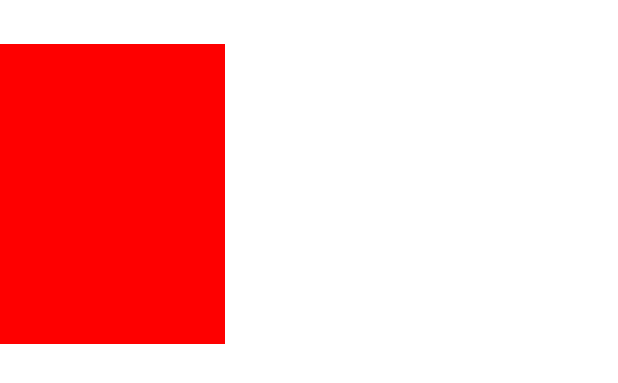
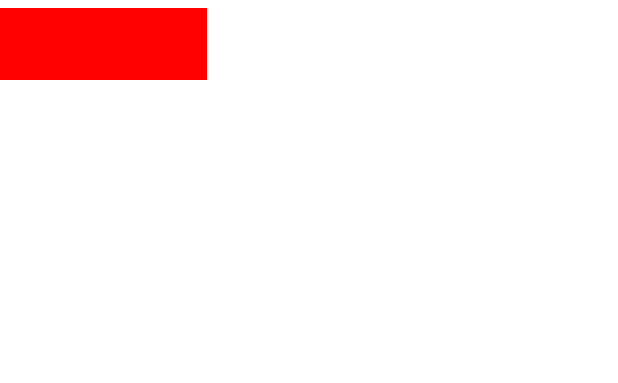
Before and after one commit to Is0git/MultiStream, an Android app: the layout top_games_list.xml on its own in the app's theme, with its tools: preview values and no code run, on a phone screen of 412 x 824 dp. Shown: the top 383 px of the screen. Run offline under Robolectric (Android 15) with nearby library versions, the phone set to English and light mode, and no system bars.

Commit message:
gamesChannelsFragment setup

```diff
--- a/app/src/main/java/com/android/multistream/util/data_binding/ImageLoader.kt
+++ b/app/src/main/java/com/android/multistream/util/data_binding/ImageLoader.kt
@@ -10,8 +10,7 @@ object ImageLoader {
     @JvmStatic
     @BindingAdapter("app:loadImage")
     fun loadImage(imageView: ImageView, url: String?) {
-        val urlWithDimensions = addHeightAndWidth(url)
-        Glide.with(imageView.context).load(urlWithDimensions).centerCrop().into(imageView)
+        Glide.with(imageView.context).load(url).centerCrop().into(imageView)
     }
 
     @JvmStatic
--- a/app/src/main/res/layout/top_games_list.xml
+++ b/app/src/main/res/layout/top_games_list.xml
@@ -6,52 +6,54 @@
             name="GamesData"
             type="com.android.multistream.network.twitch.models.Data" />
     </data>
+
     <androidx.constraintlayout.widget.ConstraintLayout
         android:layout_width="match_parent"
         android:layout_height="wrap_content">
 
         <com.google.android.material.textview.MaterialTextView
             android:id="@+id/textName"
-            style="@style/TextAppearance.MaterialComponents.Headline4"
+            style="@style/TextAppearance.MaterialComponents.Body2"
             android:layout_width="wrap_content"
             android:layout_height="wrap_content"
             android:text="@{GamesData.name}"
             android:textColor="#000000"
-            app:layout_constraintBottom_toBottomOf="@+id/gameImage"
+            app:layout_constraintBottom_toTopOf="@+id/platformType"
             app:layout_constraintEnd_toEndOf="parent"
-            app:layout_constraintHorizontal_bias="0.03"
+            app:layout_constraintHorizontal_bias="0.5"
             app:layout_constraintStart_toEndOf="@+id/gameImage"
             app:layout_constraintTop_toTopOf="@+id/gameImage" />
 
         <com.google.android.material.textview.MaterialTextView
             android:id="@+id/platformType"
-            style="@style/TextAppearance.MaterialComponents.Headline4"
+            style="@style/TextAppearance.MaterialComponents.Body2"
             android:layout_width="wrap_content"
             android:layout_height="wrap_content"
             android:text="@{GamesData.platformType}"
-            android:textColor="#000000"
-            app:layout_constraintBottom_toBottomOf="@+id/gameImage"
+            android:textColor="@color/colorSecondary"
+            app:layout_constraintBottom_toTopOf="@+id/viewersCount"
             app:layout_constraintEnd_toEndOf="parent"
-            app:layout_constraintHorizontal_bias="0.03"
+            app:layout_constraintHorizontal_bias="0.08"
             app:layout_constraintStart_toEndOf="@+id/gameImage"
             app:layout_constraintTop_toBottomOf="@+id/textName" />
 
         <com.google.android.material.textview.MaterialTextView
             android:id="@+id/viewersCount"
-            style="@style/TextAppearance.MaterialComponents.Headline4"
+            style="@style/TextAppearance.MaterialComponents.Body2"
             android:layout_width="wrap_content"
             android:layout_height="wrap_content"
             android:text="@{String.valueOf(GamesData.viewersCount)}"
             android:textColor="#000000"
+            app:layout_constraintBottom_toBottomOf="@+id/gameImage"
             app:layout_constraintEnd_toEndOf="parent"
-            app:layout_constraintHorizontal_bias="0.03"
+            app:layout_constraintHorizontal_bias="0.5"
             app:layout_constraintStart_toEndOf="@+id/gameImage"
             app:layout_constraintTop_toBottomOf="@+id/platformType" />
 
         <ImageView
             android:id="@+id/gameImage"
-            android:layout_width="150dp"
-            android:layout_height="200dp"
+            android:layout_width="138dp"
+            android:layout_height="48dp"
             android:background="@color/colorSecondary"
             app:layout_constraintBottom_toBottomOf="parent"
             app:layout_constraintStart_toStartOf="parent"
```
Also changed, not shown: app/src/main/java/com/android/multistream/di/MainActivity/FragmentBuilder.kt (+7 -0 lines), app/src/main/java/com/android/multistream/di/MainActivity/game_channels_fragment/GameChannelsFragmentScope.kt (added, +7 -0 lines), app/src/main/java/com/android/multistream/di/MainActivity/game_channels_fragment/GameChannelsViewModelModule.kt (added, +17 -0 lines), app/src/main/java/com/android/multistream/ui/browse_fragment/TopGamesListAdapter.kt (+7 -1 lines), app/src/main/java/com/android/multistream/ui/game_channels_fragment/GameChannelViewModel.kt (added, +8 -0 lines), app/src/main/java/com/android/multistream/ui/game_channels_fragment/GameChannelsFragment.kt (added, +22 -0 lines), app/src/main/java/com/android/multistream/ui/game_channels_fragment/GameChannelsRepository.kt (added, +9 -0 lines), app/src/main/res/layout/game_channels_fragment.xml (added, +9 -0 lines), app/src/main/res/navigation/nav.xml (+9 -1 lines).
